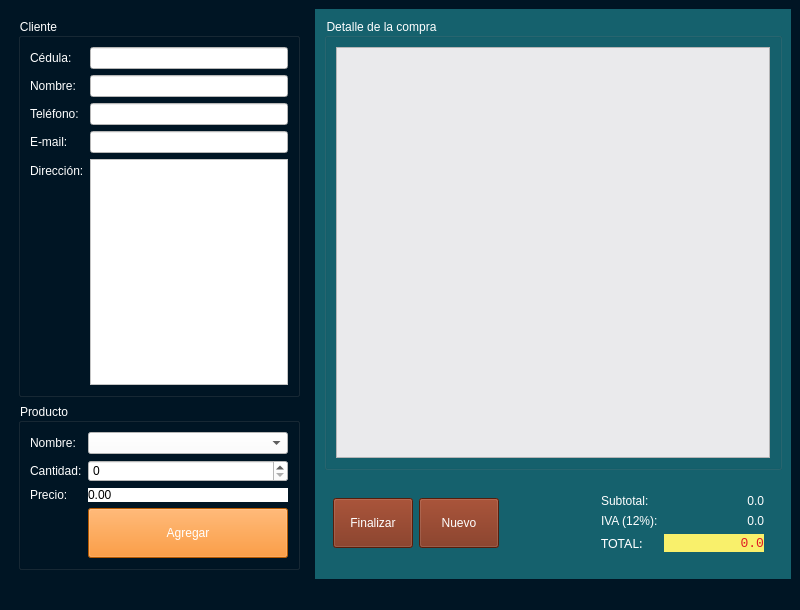
Before: the Qt Designer form tienda.ui in SaraDQ/Tienda-c-, drawn with Qt 5.
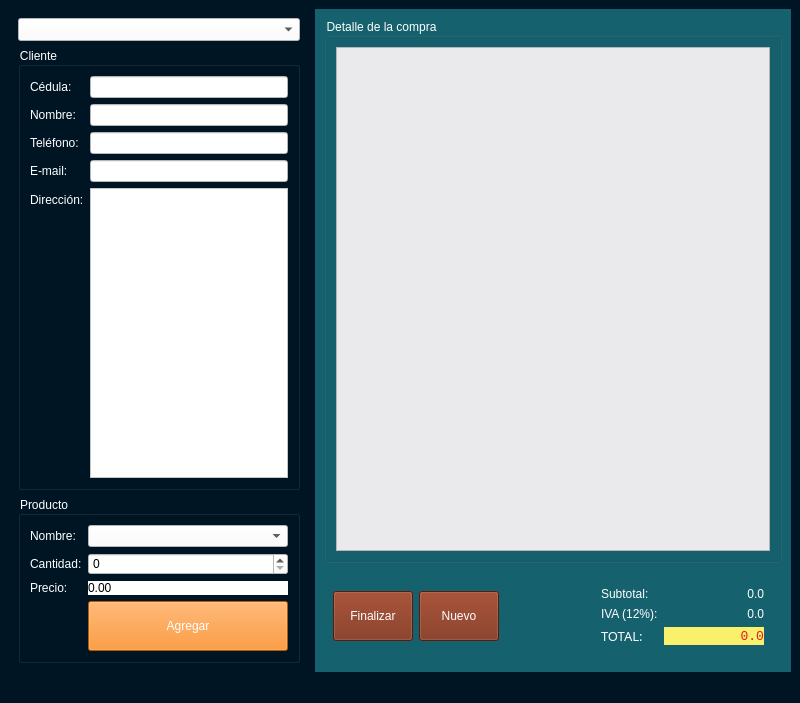
After: the same form once the commit is applied. Icons and pictures are not drawn.

The edit to the form file:
```diff
--- a/tienda.ui
+++ b/tienda.ui
@@ -7,7 +7,7 @@
     <x>0</x>
     <y>0</y>
     <width>800</width>
-    <height>610</height>
+    <height>703</height>
    </rect>
   </property>
   <property name="windowTitle">
@@ -39,6 +39,27 @@
        </size>
       </property>
       <layout class="QVBoxLayout" name="verticalLayout">
+       <item>
+        <widget class="QComboBox" name="inIdiomas">
+         <property name="font">
+          <font>
+           <family>MS Sans Serif</family>
+           <pointsize>10</pointsize>
+           <weight>9</weight>
+           <italic>false</italic>
+           <bold>false</bold>
+           <stylestrategy>PreferDefault</stylestrategy>
+          </font>
+         </property>
+         <property name="styleSheet">
+          <string notr="true">background-color: rgb(255, 255, 255);
+color: rgb(0, 0, 0);</string>
+         </property>
+         <property name="placeholderText">
+          <string/>
+         </property>
+        </widget>
+       </item>
        <item>
         <widget class="QGroupBox" name="groupBox">
          <property name="styleSheet">
```
Left out of the diff: 3 changed lines with no effect on the pictures.
